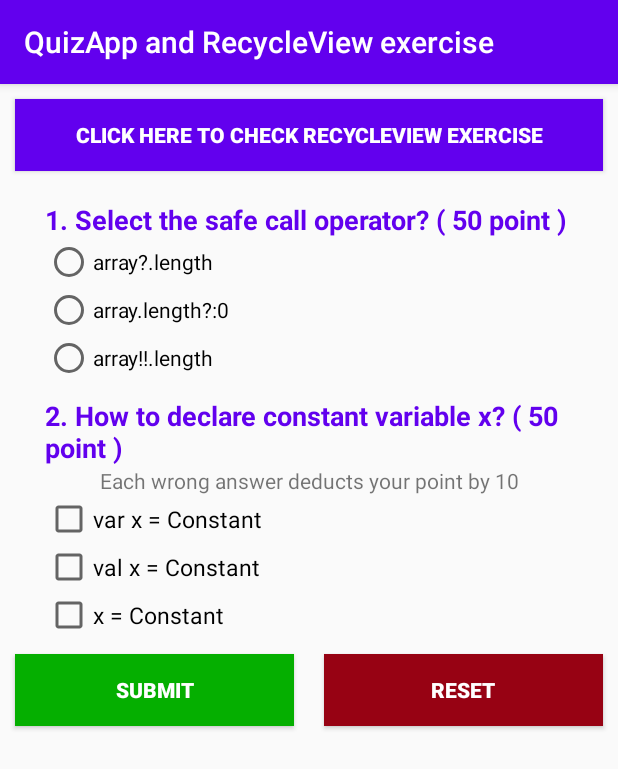
After one commit to tushig11/QuizApp, an Android app: the QuizActivity screen opened directly, with no data from a screen before it, on a phone screen of 412 x 824 dp. The commit adds this screen. Shown: the top 769 px of the screen. Run offline under Robolectric (Android 15) with nearby library versions, the phone set to English and light mode, and no system bars.

Commit message:
Simple Quiz exercise added

```diff
--- a/app/src/main/AndroidManifest.xml
+++ b/app/src/main/AndroidManifest.xml
@@ -9,6 +9,7 @@
         android:roundIcon="@mipmap/ic_launcher_round"
         android:supportsRtl="true"
         android:theme="@style/AppTheme">
+        <activity android:name=".QuizActivity" />
         <activity android:name=".DetailActivity" />
         <activity android:name=".MainActivity">
             <intent-filter>
--- a/app/src/main/java/com/example/quizapp/MainActivity.kt
+++ b/app/src/main/java/com/example/quizapp/MainActivity.kt
@@ -1,7 +1,9 @@
 package com.example.quizapp
 
+import android.content.Intent
 import androidx.appcompat.app.AppCompatActivity
 import android.os.Bundle
+import android.view.View
 import androidx.recyclerview.widget.LinearLayoutManager
 import kotlinx.android.synthetic.main.activity_main.*
 
@@ -26,4 +28,9 @@ class MainActivity : AppCompatActivity() {
         recycleView.layoutManager = LinearLayoutManager(this)
         recycleView.adapter = CustomAdapter(this, productList)
     }
+
+    fun viewQuiz(view: View){
+        val quizIntent = Intent(this, QuizActivity::class.java)
+        startActivity(quizIntent)
+    }
 }
--- /dev/null
+++ b/app/src/main/java/com/example/quizapp/QuizActivity.kt
@@ -0,0 +1,57 @@
+package com.example.quizapp
+
+import android.content.Intent
+import android.os.Build
+import androidx.appcompat.app.AppCompatActivity
+import android.os.Bundle
+import android.view.View
+import android.widget.RadioButton
+import android.widget.Toast
+import androidx.annotation.RequiresApi
+import kotlinx.android.synthetic.main.activity_quiz.*
+import java.time.LocalDateTime
+import java.time.format.DateTimeFormatter
+
+class QuizActivity : AppCompatActivity() {
+    private var q1point = 0
+    private var total = 0
+
+    override fun onCreate(savedInstanceState: Bundle?) {
+        super.onCreate(savedInstanceState)
+        setContentView(R.layout.activity_quiz)
+
+        q1group.setOnCheckedChangeListener { group, checkedId ->
+            // Get which radio button is clicked
+            val clicked = q1group.findViewById(checkedId) as RadioButton
+            val checked = clicked.isChecked
+            q1point = if(checked && clicked.text == getString(R.string.q1a1)) 50
+            else 0
+        }
+    }
+
+    fun viewRecycle(view: View){
+        val mainIntent = Intent(this, MainActivity::class.java)
+        startActivity(mainIntent)
+    }
+
+    @RequiresApi(Build.VERSION_CODES.O)
+    fun submitAnswer(view: View){
+        total = q1point
+        if(q2a2.isChecked) total += 50
+        if(q2a1.isChecked) total -= 10
+        if(q2a3.isChecked) total -= 10
+        val currentDate = LocalDateTime.now().format(DateTimeFormatter.ofPattern("dd-MMM-yy"))
+        if(total > 0) Toast.makeText(this, "Congratulations! You submitted on $currentDate, You achieved $total%", Toast.LENGTH_LONG).show()
+        else Toast.makeText(this, "Congratulations! You submitted on $currentDate, But result is not good. Try again later", Toast.LENGTH_LONG).show()
+    }
+
+    fun resetAnswer(view: View){
+//        q1group.clearCheck()
+        q1a1.isChecked = false
+        q1a2.isChecked = false
+        q1a3.isChecked = false
+        q2a1.isChecked = false
+        q2a2.isChecked = false
+        q2a3.isChecked = false
+    }
+}
--- a/app/src/main/res/layout/activity_main.xml
+++ b/app/src/main/res/layout/activity_main.xml
@@ -8,11 +8,13 @@
 
     <Button
         android:id="@+id/quizBtn"
+        android:onClick="viewQuiz"
         android:layout_width="match_parent"
         android:layout_height="wrap_content"
         android:text="@string/quizBtn"
-        android:padding="10dp"
-        android:layout_margin="10dp"/>
+        android:background="@color/colorPrimary"
+        android:textColor="#FFFFFF"
+        style="@style/buttonStyle" />
 
     <androidx.recyclerview.widget.RecyclerView
         android:id="@+id/recycleView"
--- /dev/null
+++ b/app/src/main/res/layout/activity_quiz.xml
@@ -0,0 +1,119 @@
+<?xml version="1.0" encoding="utf-8"?>
+<LinearLayout xmlns:android="http://schemas.android.com/apk/res/android"
+    xmlns:tools="http://schemas.android.com/tools"
+    android:layout_width="match_parent"
+    android:layout_height="match_parent"
+    android:orientation="vertical"
+    tools:context=".QuizActivity">
+
+    <Button
+        android:id="@+id/quizBtn"
+        android:onClick="viewRecycle"
+        android:background="@color/colorPrimary"
+        android:textColor="#FFFFFF"
+        android:layout_width="match_parent"
+        android:layout_height="wrap_content"
+        android:text="@string/viewBtn"
+        style="@style/buttonStyle"/>
+
+    <TextView
+        android:id="@+id/q1"
+        android:layout_width="match_parent"
+        android:layout_height="wrap_content"
+        style="@style/quizQuestion"
+        android:text="@string/q1" />
+
+    <RadioGroup
+        android:id="@+id/q1group"
+        android:layout_width="match_parent"
+        android:layout_height="wrap_content"
+        style="@style/myStyle">
+        <RadioButton
+            android:id="@+id/q1a1"
+            android:layout_width="wrap_content"
+            android:layout_height="wrap_content"
+            android:text="@string/q1a1" />
+
+        <RadioButton
+            android:id="@+id/q1a2"
+            android:layout_width="wrap_content"
+            android:layout_height="wrap_content"
+            android:layout_weight="1"
+            android:text="@string/q1a2" />
+
+        <RadioButton
+            android:id="@+id/q1a3"
+            android:layout_width="wrap_content"
+            android:layout_height="wrap_content"
+            android:layout_weight="1"
+            android:text="@string/q1a3" />
+    </RadioGroup>
+
+    <TextView
+        android:id="@+id/q2"
+        android:layout_width="match_parent"
+        android:layout_height="wrap_content"
+        style="@style/quizQuestion"
+        android:text="@string/q2" />
+
+    <TextView
+        android:id="@+id/q2description"
+        android:layout_width="match_parent"
+        android:layout_height="wrap_content"
+        android:text="@string/q2desc"
+        android:layout_marginLeft="30dp"
+        android:layout_marginRight="30dp"
+        android:gravity="center"/>
+
+    <CheckBox
+        android:id="@+id/q2a1"
+        android:layout_width="match_parent"
+        android:layout_height="wrap_content"
+        android:text="@string/q2a1"
+        style="@style/checkBox"/>
+
+    <CheckBox
+        android:id="@+id/q2a2"
+        android:layout_width="match_parent"
+        android:layout_height="wrap_content"
+        android:text="@string/q2a2"
+        style="@style/checkBox"/>
+
+    <CheckBox
+        android:id="@+id/q2a3"
+        android:layout_width="match_parent"
+        android:layout_height="wrap_content"
+        android:text="@string/q2a3"
+        style="@style/checkBox"/>
+
+    <LinearLayout
+        android:layout_width="match_parent"
+        android:layout_height="match_parent"
+        android:orientation="horizontal">
+
+        <Button
+            android:id="@+id/submit"
+            android:layout_width="wrap_content"
+            android:layout_height="wrap_content"
+            android:layout_weight="1"
+            android:text="@string/submit"
+            android:background="#05AF00"
+            android:textColor="#FFFFFF"
+            style="@style/buttonStyle"
+            android:onClick="submitAnswer"/>
+
+        <Button
+            android:id="@+id/reset"
+            android:layout_width="wrap_content"
+            android:layout_height="wrap_content"
+            android:layout_weight="1"
+            android:text="@string/reset"
+            android:background="#970213"
+            android:textColor="#FFFFFF"
+            style="@style/buttonStyle"
+            android:onClick="resetAnswer"/>
+
+    </LinearLayout>
+
+
+</LinearLayout>
--- a/app/src/main/res/layout/card_layout.xml
+++ b/app/src/main/res/layout/card_layout.xml
@@ -27,7 +27,7 @@
             android:id="@+id/name"
             android:layout_width="199dp"
             android:layout_height="41dp"
-            android:layout_marginLeft="20dp"
+            android:layout_marginStart="20dp"
             android:text="@string/name"
             android:textColor="#8FFF70"
             android:textSize="18sp"
@@ -35,7 +35,7 @@
             android:layout_toRightOf="@+id/image"
             android:layout_alignParentEnd="true"
             android:layout_toEndOf="@+id/image"
-            android:layout_marginStart="20dp" />
+            android:layout_marginLeft="20dp" />
 
         <TextView
             android:id="@+id/price"
@@ -57,10 +57,10 @@
             android:layout_alignBottom="@+id/price"
             android:layout_marginLeft="20dp"
             android:layout_alignParentBottom="true"
-            android:layout_toRightOf="@+id/image"
             android:text="@string/color"
             android:textColor="#FFFFFF"
             android:layout_marginStart="20dp"
-            android:layout_toEndOf="@+id/image" />
+            android:layout_toEndOf="@+id/image"
+            android:layout_toRightOf="@+id/image" />
     </RelativeLayout>
 </androidx.cardview.widget.CardView>
--- a/app/src/main/res/values/strings.xml
+++ b/app/src/main/res/values/strings.xml
@@ -8,4 +8,21 @@
     <string name="price">Price: 100.0</string>
     <string name="color">Color: Black</string>
     <string name="desc">Item description: </string>
+
+    <!-- quiz -->
+    <string name="q1">1. Select the safe call operator? ( 50 point )</string>
+    <string name="q1a1">array?.length</string>
+    <string name="q1a2">array.length?:0</string>
+    <string name="q1a3">array!!.length</string>
+
+    <string name="q2">2. How to declare constant variable x? ( 50 point )</string>
+    <string name="q2a1">var x = "Constant"</string>
+    <string name="q2a2">val x = "Constant"</string>
+    <string name="q2a3">x = "Constant"</string>
+    <string name="q2desc">Each wrong answer deducts your point by 10</string>
+
+    <string name="submit">Submit</string>
+    <string name="reset">Reset</string>
+
+
 </resources>
--- a/app/src/main/res/values/styles.xml
+++ b/app/src/main/res/values/styles.xml
@@ -7,9 +7,24 @@
         <item name="colorAccent">@color/colorAccent</item>
     </style>
 
+    <style name="buttonStyle">
+        <item name="android:padding">10dp</item>
+        <item name="android:layout_margin">10dp</item>
+        <item name="android:textStyle">bold</item>
+    </style>
     <style name="myStyle">
         <item name="android:layout_marginLeft">30dp</item>
         <item name="android:layout_marginRight">30dp</item>
-        <item name="android:textSize">20sp</item>
+        <item name="android:textSize">18sp</item>
+    </style>
+
+    <style name="checkBox" parent="myStyle">
+        <item name="android:textSize">15sp</item>
+    </style>
+
+    <style name="quizQuestion" parent="myStyle">
+        <item name="android:layout_marginTop">10dp</item>
+        <item name="android:textStyle">bold</item>
+        <item name="android:textColor">@color/colorPrimary</item>
     </style>
 </resources>
```
